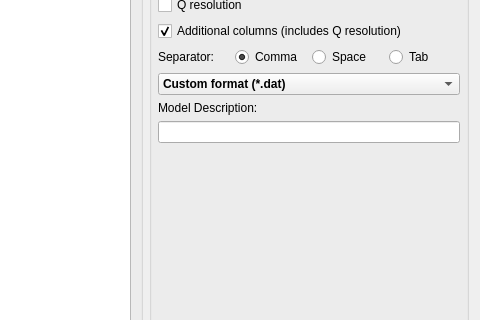
Above: qt/scientific_interfaces/ISISReflectometry/GUI/Save/SaveWidget.ui from mantidproject/mantid before the change; both pictures show x 508 to 988 and y 137 to 457 of the 988 by 672 pixel window. Below: the same form after it.
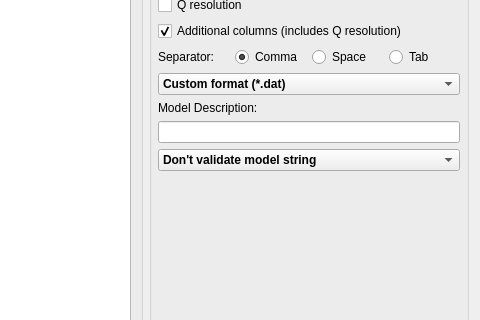
That is the form after the change.

Patch:
```diff
--- a/qt/scientific_interfaces/ISISReflectometry/GUI/Save/SaveWidget.ui
+++ b/qt/scientific_interfaces/ISISReflectometry/GUI/Save/SaveWidget.ui
@@ -365,6 +365,29 @@
         <item>
         <widget class="QLineEdit" name="modelEdit"/>
         </item>
+        <item>
+            <widget class="QComboBox" name="validationOptionComboBox">
+            <property name="font">
+            <font>
+                <weight>75</weight>
+                <bold>true</bold>
+            </font>
+            </property>
+            <property name="styleSheet">
+            <string notr="true"/>
+            </property>
+            <item>
+            <property name="text">
+                <string>Don't validate model string</string>
+            </property>
+            </item>
+            <item>
+            <property name="text">
+                <string>Validate model string</string>
+            </property>
+            </item>
+            </widget>
+        </item>
         <item>
          <spacer name="verticalSpacer">
           <property name="orientation">
```
